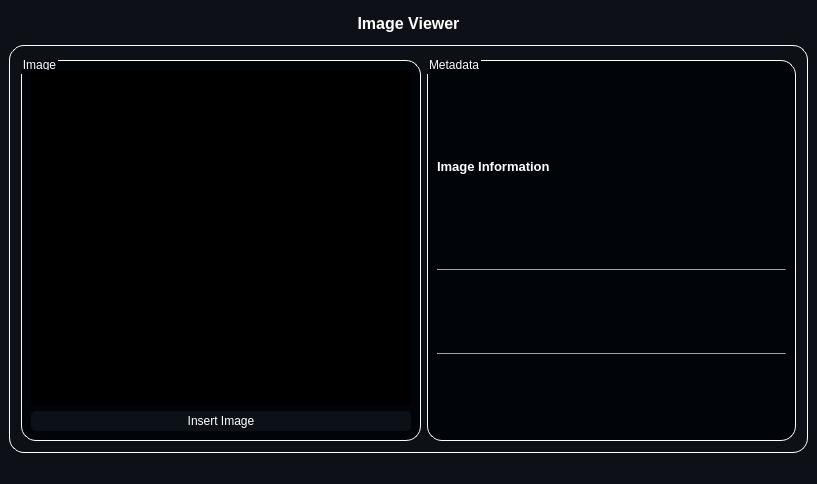
Qt form resources/MainWindow.ui (mo-gaafar/image-processing-toolbox) before a commit.
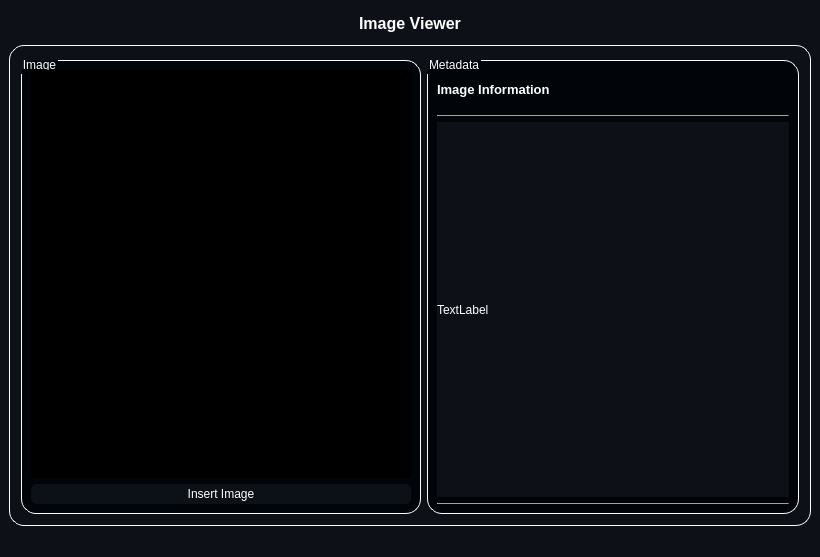
The same form after that commit. Icons and pictures are not drawn.

```diff
--- a/resources/MainWindow.ui
+++ b/resources/MainWindow.ui
@@ -6,8 +6,8 @@
    <rect>
     <x>0</x>
     <y>0</y>
-    <width>817</width>
-    <height>484</height>
+    <width>820</width>
+    <height>557</height>
    </rect>
   </property>
   <property name="windowTitle">
@@ -224,7 +224,11 @@
               <item row="2" column="0">
                <layout class="QHBoxLayout" name="horizontalLayout_6">
                 <item>
-                 <layout class="QVBoxLayout" name="verticalLayout_7"/>
+                 <widget class="QLabel" name="metadata_widget">
+                  <property name="text">
+                   <string>TextLabel</string>
+                  </property>
+                 </widget>
                 </item>
                </layout>
               </item>
```
Left out of the diff: 2 changed lines with no effect on the pictures.
